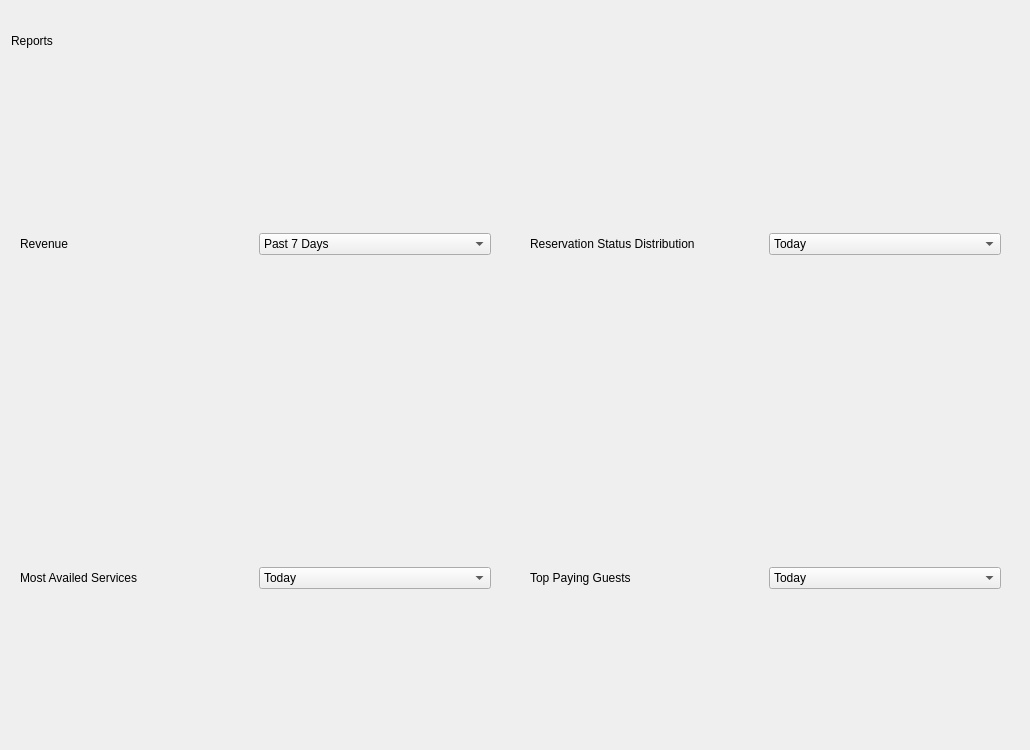
Qt form ui_files/reports_page.ui (xbryan25/hotel-management-system) before a commit.
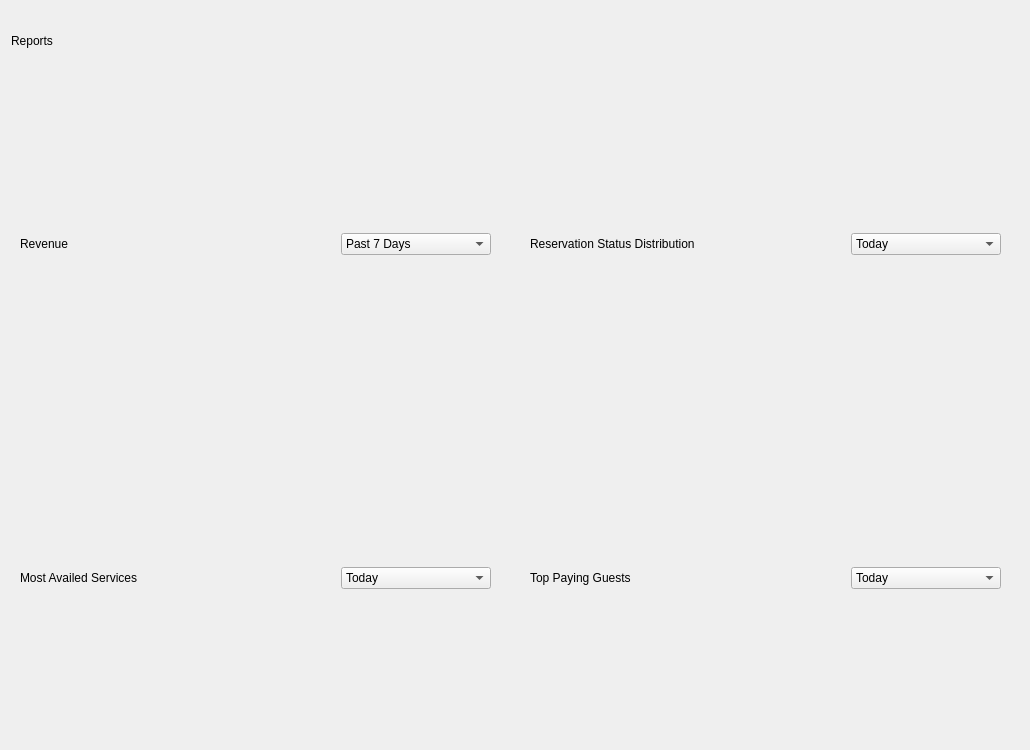
The same form after that commit.

Commit message: ui(reports_page): add fonts and update stylesheet

Patch:
```diff
--- a/ui_files/reports_page.ui
+++ b/ui_files/reports_page.ui
@@ -77,7 +77,7 @@
         <property name="minimumSize">
          <size>
           <width>0</width>
-          <height>40</height>
+          <height>50</height>
          </size>
         </property>
         <property name="frameShape">
@@ -99,6 +99,12 @@
          </item>
          <item row="0" column="1">
           <widget class="QComboBox" name="most_availed_services_chart_combobox">
+           <property name="maximumSize">
+            <size>
+             <width>150</width>
+             <height>16777215</height>
+            </size>
+           </property>
            <item>
             <property name="text">
              <string>Today</string>
@@ -158,7 +164,7 @@
         <property name="minimumSize">
          <size>
           <width>0</width>
-          <height>40</height>
+          <height>50</height>
          </size>
         </property>
         <property name="frameShape">
@@ -180,6 +186,12 @@
          </item>
          <item row="0" column="1">
           <widget class="QComboBox" name="top_paying_guests_chart_combobox">
+           <property name="maximumSize">
+            <size>
+             <width>150</width>
+             <height>16777215</height>
+            </size>
+           </property>
            <item>
             <property name="text">
              <string>Today</string>
@@ -260,6 +272,12 @@
          </property>
          <item row="0" column="1">
           <widget class="QComboBox" name="revenue_chart_combobox">
+           <property name="maximumSize">
+            <size>
+             <width>150</width>
+             <height>16777215</height>
+            </size>
+           </property>
            <item>
             <property name="text">
              <string>Past 7 Days</string>
@@ -316,7 +334,7 @@
         <property name="minimumSize">
          <size>
           <width>0</width>
-          <height>40</height>
+          <height>50</height>
          </size>
         </property>
         <property name="frameShape">
@@ -338,6 +356,12 @@
          </item>
          <item row="0" column="1">
           <widget class="QComboBox" name="reservation_status_chart_combobox">
+           <property name="maximumSize">
+            <size>
+             <width>150</width>
+             <height>16777215</height>
+            </size>
+           </property>
            <item>
             <property name="text">
              <string>Today</string>
```
The commit also changes 3 other files.
